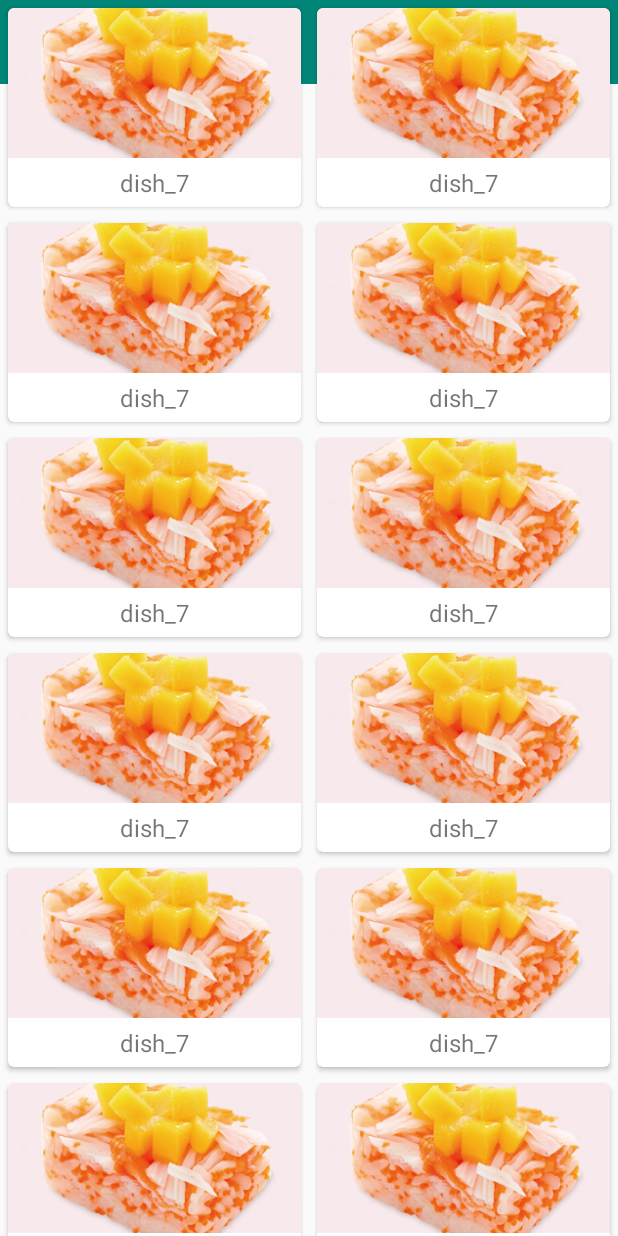
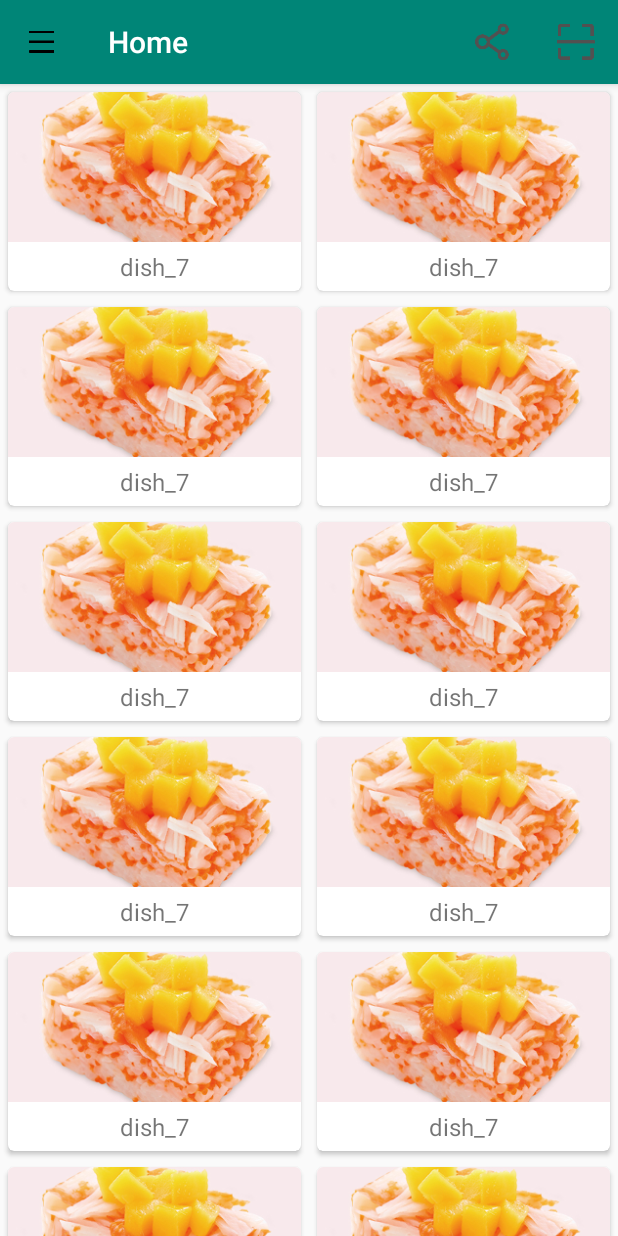
Before and after one commit to java2019spring/AndriodAPP, an Android app: the screen it shows after launch (MainActivity), on a phone screen of 412 x 824 dp. Run offline under Robolectric (Android 15) with nearby library versions, the phone set to English and light mode, and no system bars.

Commit message:
add AppBarLayout

```diff
--- a/app/src/main/res/layout/activity_main.xml
+++ b/app/src/main/res/layout/activity_main.xml
@@ -6,12 +6,17 @@
     android:layout_width="match_parent"
     android:layout_height="match_parent">
 
-    <FrameLayout
+    <!-- use CoordinatorLayout instead of FrameLayout-->
+    <android.support.design.widget.CoordinatorLayout
         xmlns:tools="http://schemas.android.com/tools"
         android:id="@+id/container"
         android:layout_width="match_parent"
         android:layout_height="match_parent"
         tools:context=".MainActivity">
+
+        <android.support.design.widget.AppBarLayout
+            android:layout_width="match_parent"
+            android:layout_height="wrap_content">
 
             <android.support.v7.widget.Toolbar
                 android:id="@+id/toolbar"
@@ -20,12 +25,14 @@
                 android:background="?attr/colorPrimary"
                 android:theme="@style/ThemeOverlay.AppCompat.Dark.ActionBar"
                 app:popupTheme="@style/ThemeOverlay.AppCompat.Light"/>
+        </android.support.design.widget.AppBarLayout>
 
         <android.support.v7.widget.RecyclerView
             android:id="@+id/recycler_view"
             android:layout_width="match_parent"
-            android:layout_height="match_parent"/>
-    </FrameLayout>
+            android:layout_height="match_parent"
+            app:layout_behavior="@string/appbar_scrolling_view_behavior"/>
+    </android.support.design.widget.CoordinatorLayout>
 
     <android.support.design.widget.NavigationView
         android:id="@+id/nav_view"
```
Also changed, not shown: 1 other file. Lines whose indentation alone changed are shown as unchanged.
